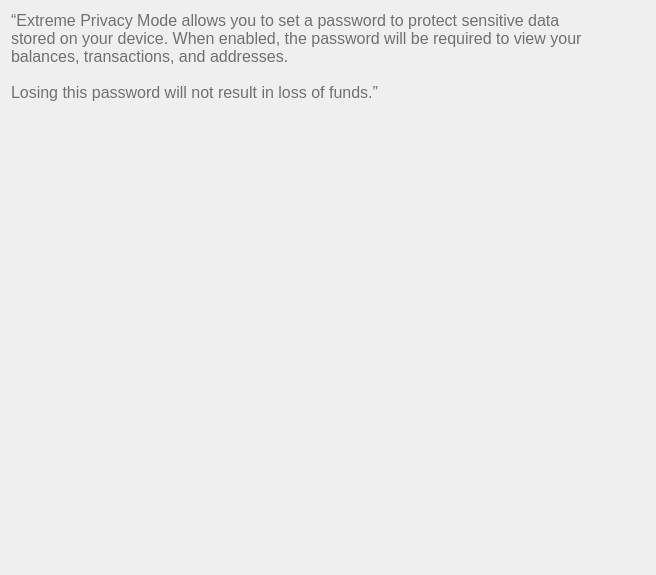
Old version of the form src/qt/veil/forms/settingsfaq08.ui in the repository Veil-Project/veil.
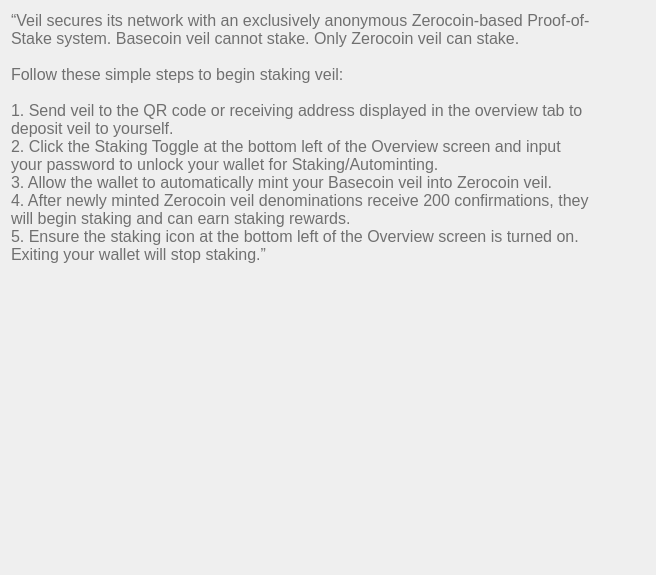
New version of the form.

The edit to the form file:
```diff
--- a/src/qt/veil/forms/settingsfaq08.ui
+++ b/src/qt/veil/forms/settingsfaq08.ui
@@ -33,9 +33,15 @@
       <string notr="true">font-weight:200;</string>
      </property>
      <property name="text">
-      <string>“Extreme Privacy Mode allows you to set a password to protect sensitive data stored on your device. When enabled, the password will be required to view your balances, transactions, and addresses.
+      <string>“Veil secures its network with an exclusively anonymous Zerocoin-based Proof-of-Stake system. Basecoin veil cannot stake. Only Zerocoin veil can stake.
 
-Losing this password will not result in loss of funds.”					</string>
+Follow these simple steps to begin staking veil:
+
+1. Send veil to the QR code or receiving address displayed in the overview tab to deposit veil to yourself.
+2. Click the Staking Toggle at the bottom left of the Overview screen and input your password to unlock your wallet for Staking/Autominting.
+3. Allow the wallet to automatically mint your Basecoin veil into Zerocoin veil.
+4. After newly minted Zerocoin veil denominations receive 200 confirmations, they will begin staking and can earn staking rewards.
+5. Ensure the staking icon at the bottom left of the Overview screen is turned on. Exiting your wallet will stop staking.”					</string>
      </property>
      <property name="alignment">
       <set>Qt::AlignLeading|Qt::AlignLeft|Qt::AlignTop</set>
```
Left out of the diff: 2 changed lines with no effect on the pictures.
